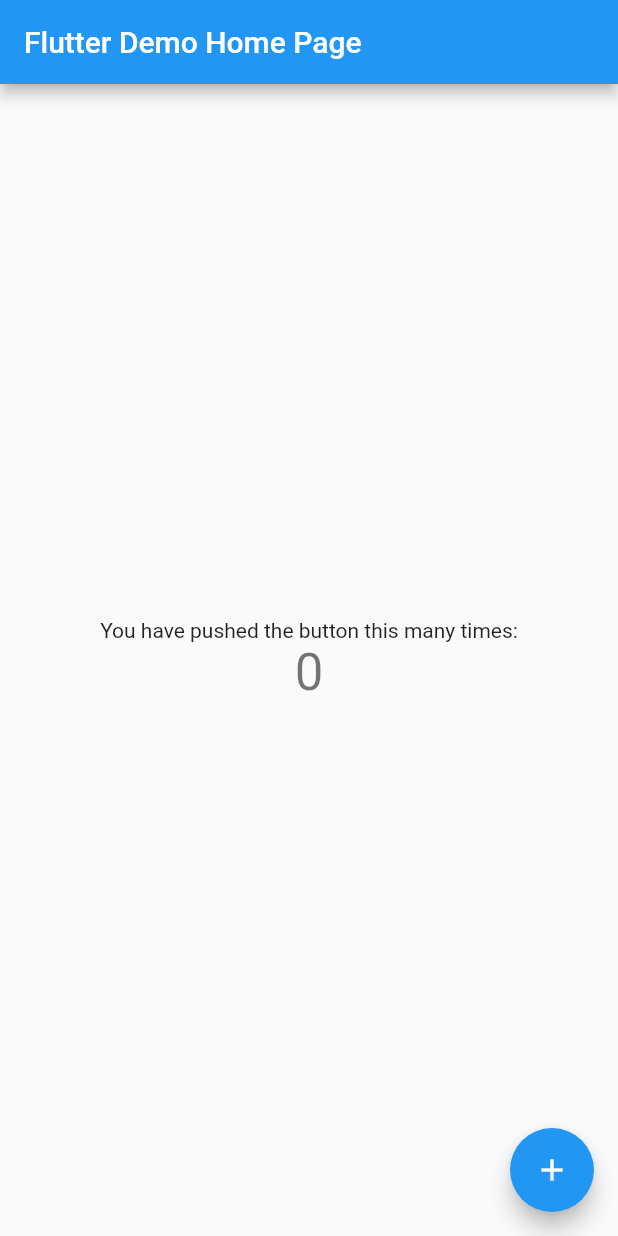
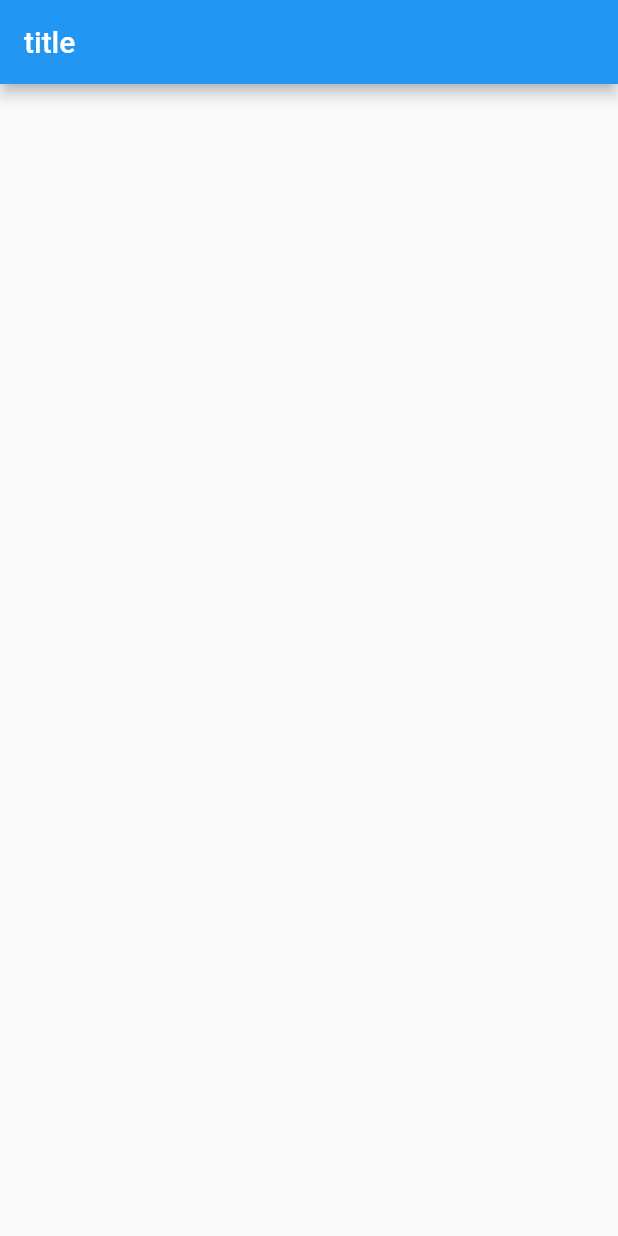
Before and after one commit to IGRTECGITHUBGENERAL/appciona, a Flutter app: the screen it shows after launch, on a phone screen of 412 x 824 dp. Run offline on Flutter 3.47's test engine with Material 2 defaults, Android fonts, the light colour scheme and no system bars.

Commit message:
Main limpio

```diff
--- a/appciona/lib/main.dart
+++ b/appciona/lib/main.dart
@@ -7,109 +7,39 @@
 class MyApp extends StatelessWidget {
   const MyApp({Key? key}) : super(key: key);
 
-  // This widget is the root of your application.
   @override
   Widget build(BuildContext context) {
     return MaterialApp(
       title: 'Flutter Demo',
       theme: ThemeData(
-        // This is the theme of your application.
-        //
-        // Try running your application with "flutter run". You'll see the
-        // application has a blue toolbar. Then, without quitting the app, try
-        // changing the primarySwatch below to Colors.green and then invoke
-        // "hot reload" (press "r" in the console where you ran "flutter run",
-        // or simply save your changes to "hot reload" in a Flutter IDE).
-        // Notice that the counter didn't reset back to zero; the application
-        // is not restarted.
         primarySwatch: Colors.blue,
       ),
-      home: const MyHomePage(title: 'Flutter Demo Home Page'),
+      home: const MyHomePage(),
     );
   }
 }
 
 class MyHomePage extends StatefulWidget {
-  const MyHomePage({Key? key, required this.title}) : super(key: key);
-
-  // This widget is the home page of your application. It is stateful, meaning
-  // that it has a State object (defined below) that contains fields that affect
-  // how it looks.
-
-  // This class is the configuration for the state. It holds the values (in this
-  // case the title) provided by the parent (in this case the App widget) and
-  // used by the build method of the State. Fields in a Widget subclass are
-  // always marked "final".
-
-  final String title;
-
+  const MyHomePage({
+    Key? key,
+  }) : super(key: key);
   @override
   State<MyHomePage> createState() => _MyHomePageState();
 }
 
 class _MyHomePageState extends State<MyHomePage> {
-  int _counter = 0;
-
-  void _incrementCounter() {
-    setState(() {
-      // This call to setState tells the Flutter framework that something has
-      // changed in this State, which causes it to rerun the build method below
-      // so that the display can reflect the updated values. If we changed
-      // _counter without calling setState(), then the build method would not be
-      // called again, and so nothing would appear to happen.
-      _counter++;
-    });
-  }
-
   @override
   Widget build(BuildContext context) {
-    // This method is rerun every time setState is called, for instance as done
-    // by the _incrementCounter method above.
-    //
-    // The Flutter framework has been optimized to make rerunning build methods
-    // fast, so that you can just rebuild anything that needs updating rather
-    // than having to individually change instances of widgets.
     return Scaffold(
       appBar: AppBar(
-        // Here we take the value from the MyHomePage object that was created by
-        // the App.build method, and use it to set our appbar title.
-        title: Text(widget.title),
+        title: Text('title'),
       ),
       body: Center(
-        // Center is a layout widget. It takes a single child and positions it
-        // in the middle of the parent.
         child: Column(
-          // Column is also a layout widget. It takes a list of children and
-          // arranges them vertically. By default, it sizes itself to fit its
-          // children horizontally, and tries to be as tall as its parent.
-          //
-          // Invoke "debug painting" (press "p" in the console, choose the
-          // "Toggle Debug Paint" action from the Flutter Inspector in Android
-          // Studio, or the "Toggle Debug Paint" command in Visual Studio Code)
-          // to see the wireframe for each widget.
-          //
-          // Column has various properties to control how it sizes itself and
-          // how it positions its children. Here we use mainAxisAlignment to
-          // center the children vertically; the main axis here is the vertical
-          // axis because Columns are vertical (the cross axis would be
-          // horizontal).
           mainAxisAlignment: MainAxisAlignment.center,
-          children: <Widget>[
-            const Text(
-              'You have pushed the button this many times:',
-            ),
-            Text(
-              '$_counter',
-              style: Theme.of(context).textTheme.headline4,
-            ),
-          ],
+          children: <Widget>[],
         ),
       ),
-      floatingActionButton: FloatingActionButton(
-        onPressed: _incrementCounter,
-        tooltip: 'Increment',
-        child: const Icon(Icons.add),
-      ), // This trailing comma makes auto-formatting nicer for build methods.
     );
   }
 }
```
